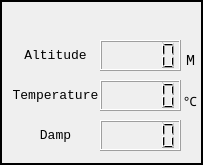
Old version of the form WorldEngine/topography/tools/topographymessage.ui in the repository BYOUINZAKA/WorldEngine.
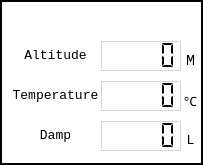
New version of the form.

```diff
--- a/WorldEngine/topography/tools/topographymessage.ui
+++ b/WorldEngine/topography/tools/topographymessage.ui
@@ -16,6 +16,9 @@
   <property name="windowTitle">
    <string>Dialog</string>
   </property>
+  <property name="styleSheet">
+   <string notr="true">background-color:rgba(255, 255, 255, 50%);</string>
+  </property>
   <property name="frameShape">
    <enum>QFrame::Panel</enum>
   </property>
@@ -37,6 +40,12 @@
      <height>31</height>
     </rect>
    </property>
+   <property name="styleSheet">
+    <string notr="true"/>
+   </property>
+   <property name="segmentStyle">
+    <enum>QLCDNumber::Flat</enum>
+   </property>
   </widget>
   <widget class="QLCDNumber" name="temp_lcd">
    <property name="geometry">
@@ -47,6 +56,15 @@
      <height>31</height>
     </rect>
    </property>
+   <property name="frameShape">
+    <enum>QFrame::Box</enum>
+   </property>
+   <property name="frameShadow">
+    <enum>QFrame::Raised</enum>
+   </property>
+   <property name="segmentStyle">
+    <enum>QLCDNumber::Flat</enum>
+   </property>
   </widget>
   <widget class="QLCDNumber" name="damp_lcd">
    <property name="geometry">
@@ -57,6 +75,12 @@
      <height>31</height>
     </rect>
    </property>
+   <property name="smallDecimalPoint">
+    <bool>false</bool>
+   </property>
+   <property name="segmentStyle">
+    <enum>QLCDNumber::Flat</enum>
+   </property>
   </widget>
   <widget class="QLabel" name="damp_lbl">
    <property name="geometry">
@@ -73,6 +97,9 @@
      <pointsize>10</pointsize>
     </font>
    </property>
+   <property name="styleSheet">
+    <string notr="true">background-color:rgba(255, 255, 255, 0%);</string>
+   </property>
    <property name="lineWidth">
     <number>1</number>
    </property>
@@ -104,6 +131,9 @@
      <pointsize>10</pointsize>
     </font>
    </property>
+   <property name="styleSheet">
+    <string notr="true">background-color:rgba(255, 255, 255, 0%);</string>
+   </property>
    <property name="lineWidth">
     <number>1</number>
    </property>
@@ -135,6 +165,9 @@
      <pointsize>10</pointsize>
     </font>
    </property>
+   <property name="styleSheet">
+    <string notr="true">background-color:rgba(255, 255, 255, 0%);</string>
+   </property>
    <property name="lineWidth">
     <number>1</number>
    </property>
@@ -204,6 +237,9 @@
    <property name="layoutDirection">
     <enum>Qt::LeftToRight</enum>
    </property>
+   <property name="styleSheet">
+    <string notr="true">background-color:rgba(255, 255, 255, 0%);</string>
+   </property>
    <property name="text">
     <string>M</string>
    </property>
@@ -231,6 +267,9 @@
    <property name="layoutDirection">
     <enum>Qt::LeftToRight</enum>
    </property>
+   <property name="styleSheet">
+    <string notr="true">background-color:rgba(255, 255, 255, 0%);</string>
+   </property>
    <property name="lineWidth">
     <number>1</number>
    </property>
@@ -241,6 +280,40 @@
     <set>Qt::AlignCenter</set>
    </property>
   </widget>
+  <widget class="QLabel" name="label_3">
+   <property name="geometry">
+    <rect>
+     <x>180</x>
+     <y>130</y>
+     <width>21</width>
+     <height>21</height>
+    </rect>
+   </property>
+   <property name="font">
+    <font>
+     <family>Consolas</family>
+     <pointsize>10</pointsize>
+     <weight>50</weight>
+     <bold>false</bold>
+    </font>
+   </property>
+   <property name="layoutDirection">
+    <enum>Qt::LeftToRight</enum>
+   </property>
+   <property name="styleSheet">
+    <string notr="true">background-color:rgba(255, 255, 255, 0%);</string>
+   </property>
+   <property name="lineWidth">
+    <number>1</number>
+   </property>
+   <property name="text">
+    <string>L</string>
+   </property>
+   <property name="alignment">
+    <set>Qt::AlignCenter</set>
+   </property>
+  </widget>
+  <zorder>label_3</zorder>
   <zorder>pos_lbl</zorder>
   <zorder>altitude_lbl</zorder>
   <zorder>temp_lbl</zorder>
```
Left out of the diff: 3 changed lines with no effect on the pictures.
